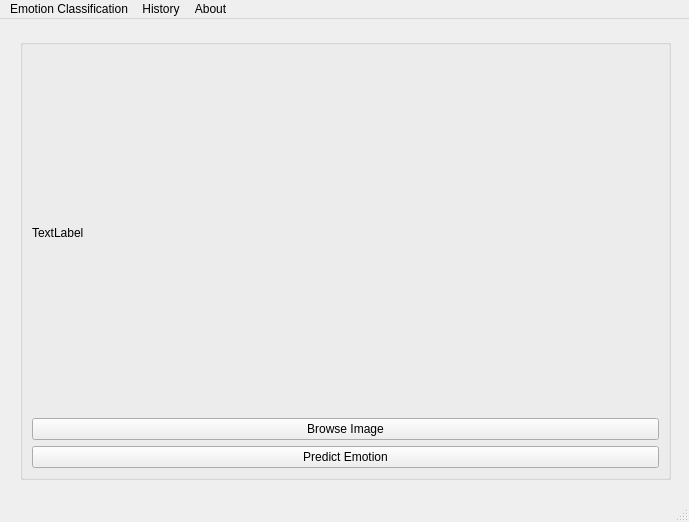
Above: src/gui/template/main_ui.ui from nqkhanhdkp1202/ossd-app before the change. Below: the same form after it.
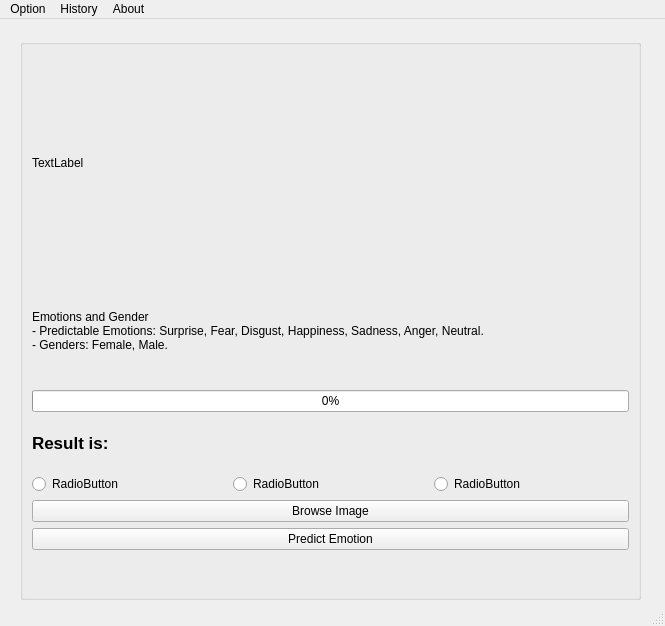
That is the form after the change.

Commit message: feat: Change ui dialog

What changed in the file:
```diff
--- a/src/gui/template/main_ui.ui
+++ b/src/gui/template/main_ui.ui
@@ -6,32 +6,26 @@
    <rect>
     <x>0</x>
     <y>0</y>
-    <width>689</width>
-    <height>522</height>
+    <width>665</width>
+    <height>626</height>
    </rect>
   </property>
   <property name="windowTitle">
    <string>MainWindow</string>
   </property>
   <widget class="QWidget" name="centralwidget">
-   <widget class="QWidget" name="horizontalLayoutWidget">
+   <widget class="QGroupBox" name="verticalGroupBox">
+    <property name="enabled">
+     <bool>true</bool>
+    </property>
     <property name="geometry">
      <rect>
       <x>20</x>
       <y>20</y>
-      <width>651</width>
-      <height>441</height>
+      <width>621</width>
+      <height>561</height>
      </rect>
     </property>
-    <layout class="QHBoxLayout" name="horizontalLayout">
-     <property name="spacing">
-      <number>0</number>
-     </property>
-     <property name="sizeConstraint">
-      <enum>QLayout::SetMaximumSize</enum>
-     </property>
-     <item>
-      <widget class="QGroupBox" name="verticalGroupBox">
        <layout class="QVBoxLayout" name="verticalLayout_4">
         <item>
          <widget class="QLabel" name="label">
@@ -40,6 +34,81 @@
           </property>
          </widget>
         </item>
+     <item>
+      <layout class="QVBoxLayout" name="verticalLayout_3">
+       <item>
+        <layout class="QVBoxLayout" name="verticalLayout_5">
+         <item>
+          <widget class="QLabel" name="label_2">
+           <property name="text">
+            <string>Emotions and Gender
+- Predictable Emotions: Surprise, Fear, Disgust, Happiness, Sadness, Anger, Neutral.
+- Genders: Female, Male.</string>
+           </property>
+          </widget>
+         </item>
+         <item>
+          <widget class="QProgressBar" name="pBar">
+           <property name="value">
+            <number>0</number>
+           </property>
+          </widget>
+         </item>
+         <item>
+          <widget class="QLabel" name="resultLabel">
+           <property name="sizePolicy">
+            <sizepolicy hsizetype="Maximum" vsizetype="Fixed">
+             <horstretch>0</horstretch>
+             <verstretch>0</verstretch>
+            </sizepolicy>
+           </property>
+           <property name="maximumSize">
+            <size>
+             <width>2000000</width>
+             <height>50</height>
+            </size>
+           </property>
+           <property name="font">
+            <font>
+             <pointsize>13</pointsize>
+             <weight>75</weight>
+             <bold>true</bold>
+            </font>
+           </property>
+           <property name="text">
+            <string>Result is: </string>
+           </property>
+          </widget>
+         </item>
+        </layout>
+       </item>
+       <item>
+        <layout class="QHBoxLayout" name="horizontalLayout_4">
+         <item>
+          <widget class="QRadioButton" name="radioButton_3">
+           <property name="text">
+            <string>RadioButton</string>
+           </property>
+          </widget>
+         </item>
+         <item>
+          <widget class="QRadioButton" name="radioButton_2">
+           <property name="text">
+            <string>RadioButton</string>
+           </property>
+          </widget>
+         </item>
+         <item>
+          <widget class="QRadioButton" name="radioButton">
+           <property name="text">
+            <string>RadioButton</string>
+           </property>
+          </widget>
+         </item>
+        </layout>
+       </item>
+      </layout>
+     </item>
         <item>
          <widget class="QPushButton" name="browseBtn">
           <property name="text">
@@ -54,7 +123,23 @@
           </property>
          </widget>
         </item>
-       </layout>
+     <item>
+      <widget class="QLabel" name="errorLabel">
+       <property name="maximumSize">
+        <size>
+         <width>16777215</width>
+         <height>32</height>
+        </size>
+       </property>
+       <property name="cursor">
+        <cursorShape>ArrowCursor</cursorShape>
+       </property>
+       <property name="text">
+        <string/>
+       </property>
+       <property name="textFormat">
+        <enum>Qt::AutoText</enum>
+       </property>
       </widget>
      </item>
     </layout>
@@ -65,13 +150,13 @@
     <rect>
      <x>0</x>
      <y>0</y>
-     <width>689</width>
-     <height>24</height>
+     <width>665</width>
+     <height>22</height>
     </rect>
    </property>
    <widget class="QMenu" name="menuEmotion_Classification">
     <property name="title">
-     <string>Emotion Classification</string>
+     <string>Option</string>
     </property>
     <addaction name="actionBrowse_Image"/>
     <addaction name="actionChoose_Model"/>
```
Left out of the diff: 22 changed lines with no effect on the pictures. Lines whose indentation alone changed are shown as unchanged. The commit also changes 5 other files.
